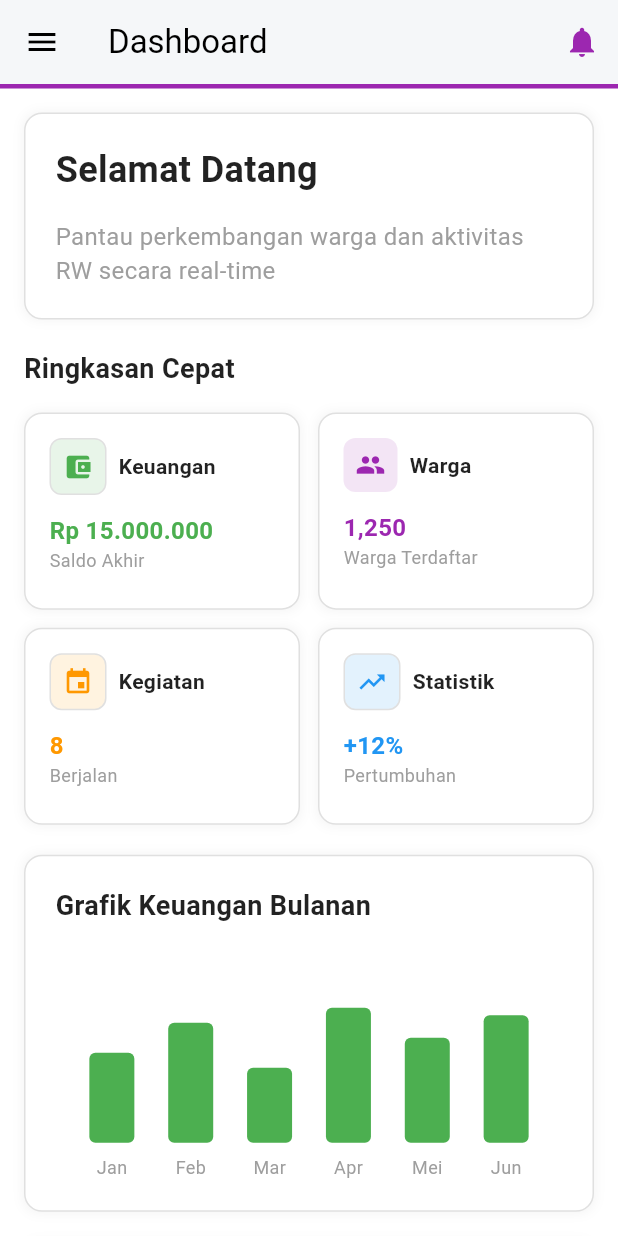
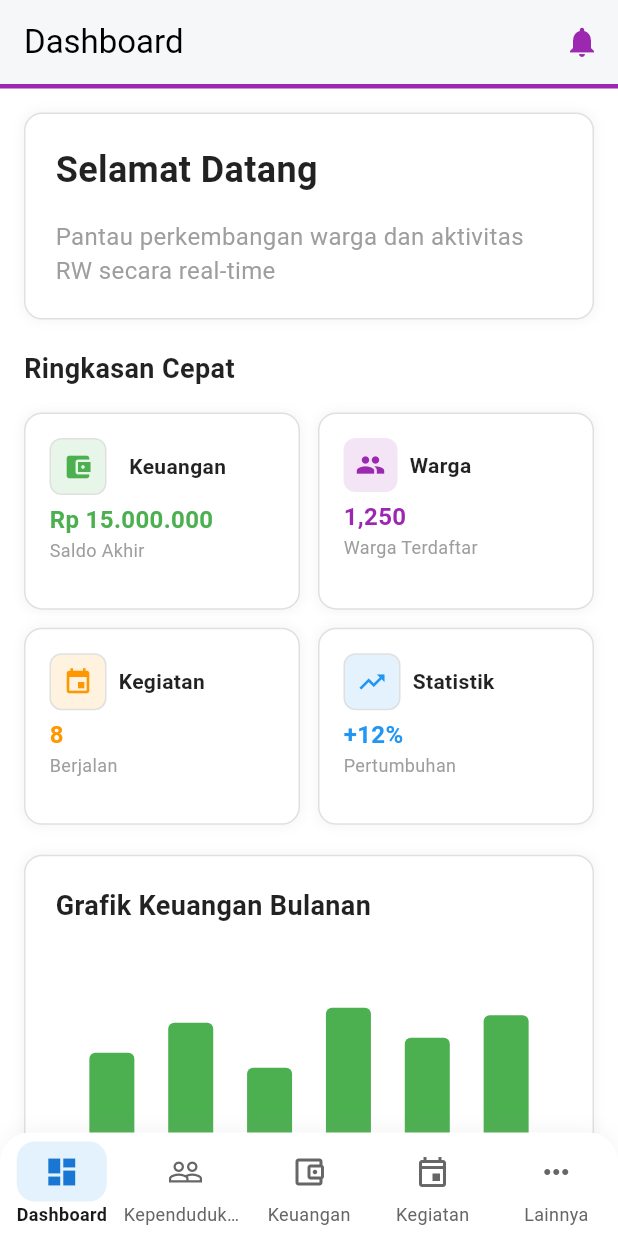
Before and after one commit to HaikalMuhammadRafli/jawara-four, a Flutter app: the screen it shows after launch, on a phone screen of 412 x 824 dp. Run offline on Flutter 3.47's test engine with Material 3 defaults, Android fonts, the phone set to English and light mode, and no system bars; our stand-ins replace go_router.

Commit message:
Change the app_drawer into a bottom navigation bar for a more clean and sleek UI

```diff
--- a/lib/pages/dashboard_page.dart
+++ b/lib/pages/dashboard_page.dart
@@ -1,5 +1,5 @@
 import 'package:flutter/material.dart';
-import '../widgets/app_drawer.dart';
+import '../widgets/bottom_navbar.dart';
 
 class DashboardPage extends StatelessWidget {
   const DashboardPage({super.key});
@@ -29,7 +29,7 @@ class DashboardPage extends StatelessWidget {
           ),
         ],
       ),
-      drawer: const AppDrawer(),
+      bottomNavigationBar: const BottomNavbar(),
       body: SingleChildScrollView(
         padding: const EdgeInsets.all(16),
         child: Column(
@@ -137,7 +137,7 @@ class DashboardPage extends StatelessWidget {
                         ),
                         child: Icon(Icons.account_balance_wallet, color: Colors.green, size: 20),
                       ),
-                      const SizedBox(width: 8),
+                      const SizedBox(width: 15),
                       const Text(
                         'Keuangan',
                         style: TextStyle(
@@ -148,7 +148,7 @@ class DashboardPage extends StatelessWidget {
                       ),
                     ],
                   ),
-                  const SizedBox(height: 12),
+                  const SizedBox(height: 5),
                   Text(
                     'Rp 15.000.000',
                     style: TextStyle(
@@ -206,7 +206,7 @@ class DashboardPage extends StatelessWidget {
                       ),
                     ],
                   ),
-                  const SizedBox(height: 12),
+                  const SizedBox(height: 5),
                   Text(
                     '1,250',
                     style: TextStyle(
@@ -264,7 +264,7 @@ class DashboardPage extends StatelessWidget {
                       ),
                     ],
                   ),
-                  const SizedBox(height: 12),
+                  const SizedBox(height: 5),
                   Text(
                     '8',
                     style: TextStyle(
@@ -323,7 +323,7 @@ class DashboardPage extends StatelessWidget {
                       ),
                     ],
                   ),
-                  const SizedBox(height: 12),
+                  const SizedBox(height: 5),
                   Text(
                     '+12%',
                     style: TextStyle(
--- a/lib/pages/kegiatan_and_broadcast/broadcast_page.dart
+++ b/lib/pages/kegiatan_and_broadcast/broadcast_page.dart
@@ -1,5 +1,5 @@
 import 'package:flutter/material.dart';
-import 'package:jawara_four/widgets/app_drawer.dart';
+import 'package:jawara_four/widgets/bottom_navbar.dart';
 
 import 'mocks/broadcast_mocks.dart';
 import 'models/broadcast_model.dart';
@@ -195,7 +195,7 @@ class _BroadcastPageState extends State<BroadcastPage> {
         ],
       ),
 
-      drawer: const AppDrawer(),
+      bottomNavigationBar: const BottomNavbar(),
       floatingActionButton: Container(
         decoration: BoxDecoration(
           borderRadius: BorderRadius.circular(16),
--- a/lib/pages/kegiatan_and_broadcast/kegiatan_page.dart
+++ b/lib/pages/kegiatan_and_broadcast/kegiatan_page.dart
@@ -1,5 +1,5 @@
 import 'package:flutter/material.dart';
-import 'package:jawara_four/widgets/app_drawer.dart';
+import 'package:jawara_four/widgets/bottom_navbar.dart';
 
 import 'mocks/kegiatan_mocks.dart';
 import 'models/kegiatan_model.dart';
@@ -114,7 +114,7 @@ class _KegiatanPageState extends State<KegiatanPage> {
         ],
       ),
 
-      drawer: const AppDrawer(),
+      bottomNavigationBar: const BottomNavbar(),
       floatingActionButton: Container(
         decoration: BoxDecoration(
           borderRadius: BorderRadius.circular(16),
--- a/lib/pages/kependudukan/kependudukan_page.dart
+++ b/lib/pages/kependudukan/kependudukan_page.dart
@@ -1,6 +1,6 @@
 import 'package:flutter/material.dart';
 import 'package:go_router/go_router.dart';
-import 'package:jawara_four/widgets/app_drawer.dart';
+import 'package:jawara_four/widgets/bottom_navbar.dart';
 
 class KependudukanPage extends StatelessWidget {
   const KependudukanPage({super.key});
@@ -28,7 +28,7 @@ class KependudukanPage extends StatelessWidget {
         ],
       ),
 
-      drawer: const AppDrawer(),
+      bottomNavigationBar: const BottomNavbar(),
       body: SingleChildScrollView(
         padding: const EdgeInsets.all(16),
         child: Column(
--- a/lib/pages/keuangan/keuangan_page.dart
+++ b/lib/pages/keuangan/keuangan_page.dart
@@ -1,6 +1,6 @@
 import 'package:flutter/material.dart';
 import 'package:go_router/go_router.dart';
-import 'package:jawara_four/widgets/app_drawer.dart';
+import 'package:jawara_four/widgets/bottom_navbar.dart';
 
 class KeuanganPage extends StatelessWidget {
   const KeuanganPage({super.key});
@@ -26,7 +26,7 @@ class KeuanganPage extends StatelessWidget {
           ),
         ],
       ),
-      drawer: const AppDrawer(),
+      bottomNavigationBar: const BottomNavbar(),
       body: SingleChildScrollView(
         padding: const EdgeInsets.all(16),
         child: Column(
--- a/lib/pages/log/log_aktifitas_page.dart
+++ b/lib/pages/log/log_aktifitas_page.dart
@@ -1,5 +1,5 @@
 import 'package:flutter/material.dart';
-import 'package:jawara_four/widgets/app_drawer.dart';
+import 'package:jawara_four/widgets/bottom_navbar.dart';
 
 class LogAktifitasPage extends StatelessWidget {
   const LogAktifitasPage({super.key});
@@ -29,7 +29,7 @@ class LogAktifitasPage extends StatelessWidget {
           IconButton(onPressed: () {}, icon: const Icon(Icons.search), color: Colors.purple),
         ],
       ),
-      drawer: AppDrawer(),
+      bottomNavigationBar: const BottomNavbar(),
       body: Padding(
         padding: const EdgeInsets.all(16.0),
         child: Column(
--- a/lib/pages/mutasi_keluarga/mutasi_keluarga_page.dart
+++ b/lib/pages/mutasi_keluarga/mutasi_keluarga_page.dart
@@ -1,5 +1,5 @@
 import 'package:flutter/material.dart';
-import 'package:jawara_four/widgets/app_drawer.dart';
+import 'package:jawara_four/widgets/bottom_navbar.dart';
 
 import 'mocks/mutasi_mocks.dart';
 import 'models/mutasi_model.dart';
@@ -31,7 +31,7 @@ class _MutasiKeluargaPageState extends State<MutasiKeluargaPage> {
         ],
       ),
 
-      drawer: AppDrawer(),
+      bottomNavigationBar: const BottomNavbar(),
       body: Column(
         children: [
           _buildSearchAndFilter(),
--- a/lib/pages/penerimaan_warga/penerimaan_warga_page.dart
+++ b/lib/pages/penerimaan_warga/penerimaan_warga_page.dart
@@ -1,5 +1,5 @@
 import 'package:flutter/material.dart';
-import 'package:jawara_four/widgets/app_drawer.dart';
+import 'package:jawara_four/widgets/bottom_navbar.dart';
 
 import 'mocks/penerimaan_warga_mocks.dart';
 import 'models/penerimaan_warga_model.dart';
@@ -32,7 +32,7 @@ class _PenerimaanWargaPageState extends State<PenerimaanWargaPage> {
           IconButton(onPressed: () {}, icon: const Icon(Icons.search), color: Colors.purple),
         ],
       ),
-      drawer: AppDrawer(),
+      bottomNavigationBar: const BottomNavbar(),
       body: Column(
         children: [
           _buildSearchAndFilter(),
--- a/lib/pages/pengguna/pengguna_page.dart
+++ b/lib/pages/pengguna/pengguna_page.dart
@@ -1,5 +1,5 @@
 import 'package:flutter/material.dart';
-import 'package:jawara_four/widgets/app_drawer.dart';
+import 'package:jawara_four/widgets/bottom_navbar.dart';
 
 class PenggunaPage extends StatefulWidget {
   const PenggunaPage({super.key});
@@ -189,7 +189,7 @@ class _PenggunaPageState extends State<PenggunaPage> {
           IconButton(onPressed: () {}, icon: const Icon(Icons.search), color: Colors.purple),
         ],
       ),
-      drawer: AppDrawer(),
+      bottomNavigationBar: const BottomNavbar(),
       floatingActionButton: Container(
         decoration: BoxDecoration(
           borderRadius: BorderRadius.circular(16),
--- a/lib/pages/pesan_warga/informasi_aspirasi_page.dart
+++ b/lib/pages/pesan_warga/informasi_aspirasi_page.dart
@@ -1,5 +1,5 @@
 import 'package:flutter/material.dart';
-import 'package:jawara_four/widgets/app_drawer.dart';
+import 'package:jawara_four/widgets/bottom_navbar.dart';
 
 import 'mocks/informasi_aspirasi_mocks.dart';
 import 'models/informasi_aspirasi_model.dart';
@@ -29,7 +29,7 @@ class _InformasiAspirasiPageState extends State<InformasiAspirasiPage> {
           child: Container(height: 3, color: Colors.purple),
         ),
       ),
-      drawer: AppDrawer(),
+      bottomNavigationBar: const BottomNavbar(),
       body: Column(
         children: [
           _buildSearchAndFilters(),
--- /dev/null
+++ b/lib/widgets/bottom_navbar.dart
@@ -0,0 +1,145 @@
+import 'package:flutter/material.dart';
+import 'package:go_router/go_router.dart';
+
+class BottomNavbar extends StatelessWidget {
+  const BottomNavbar({super.key});
+
+  @override
+  Widget build(BuildContext context) {
+    return Container(
+      decoration: BoxDecoration(
+        color: Colors.white,
+        borderRadius: const BorderRadius.only(
+          topLeft: Radius.circular(20),
+          topRight: Radius.circular(20),
+        ),
+        boxShadow: [
+          BoxShadow(
+            color: Colors.grey.withOpacity(0.1),
+            blurRadius: 10,
+            offset: const Offset(0, -2),
+          ),
+        ],
+      ),
+      child: BottomNavigationBar(
+        type: BottomNavigationBarType.fixed,
+        currentIndex: _getCurrentIndex(context),
+        onTap: (index) => _onTap(context, index),
+        backgroundColor: Colors.transparent,
+        elevation: 0,
+        selectedItemColor: const Color(0xFF1A1A1A),
+        unselectedItemColor: const Color(0xFF666666),
+        selectedLabelStyle: const TextStyle(fontSize: 12, fontWeight: FontWeight.w600),
+        unselectedLabelStyle: const TextStyle(fontSize: 12, fontWeight: FontWeight.w400),
+        items: [
+          _buildNavItem(Icons.dashboard_outlined, Icons.dashboard, 0, context),
+          _buildNavItem(Icons.people_outline, Icons.people, 1, context),
+          _buildNavItem(Icons.account_balance_wallet_outlined, Icons.account_balance_wallet, 2, context),
+          _buildNavItem(Icons.event_outlined, Icons.event, 3, context),
+          _buildNavItem(Icons.more_horiz_outlined, Icons.more_horiz, 4, context),
+        ],
+      ),
+    );
+  }
+
+  BottomNavigationBarItem _buildNavItem(IconData outlinedIcon, IconData filledIcon, int index, BuildContext context) {
+    final isActive = index == _getCurrentIndex(context);
+
+    return BottomNavigationBarItem(
+      icon: Container(
+        width: 60,
+        height: 40,
+        decoration: BoxDecoration(
+          color: isActive ? const Color(0xFFE3F2FD) : Colors.transparent,
+          borderRadius: BorderRadius.circular(12),
+        ),
+        child: Icon(
+          isActive ? filledIcon : outlinedIcon,
+          color: isActive ? const Color(0xFF1976D2) : const Color(0xFF666666),
+          size: 24,
+        ),
+      ),
+      label: _getLabel(index),
+    );
+  }
+
+  String _getLabel(int index) {
+    switch (index) {
+      case 0: return 'Dashboard';
+      case 1: return 'Kependudukan';
+      case 2: return 'Keuangan';
+      case 3: return 'Kegiatan';
+      case 4: return 'Lainnya';
+      default: return '';
+    }
+  }
+
+  int _getCurrentIndex(BuildContext context) {
+    final location = GoRouterState.of(context).fullPath;
+
+    if (location == '/dashboard') return 0;
+    if (location == '/kependudukan') return 1;
+    if (location == '/keuangan') return 2;
+    if (location == '/kegiatan' || location == '/broadcast') return 3;
+    if (location == '/informasi-aspirasi' ||
+        location == '/penerimaan-warga' ||
+        location == '/mutasi-keluarga' ||
+        location == '/log-aktifitas' ||
+        location == '/daftar-pengguna') return 4;
+
+    return 0;
+  }
+
+  void _onTap(BuildContext context, int index) {
+    switch (index) {
+      case 0:
+        context.goNamed('dashboard');
+        break;
+      case 1:
+        context.goNamed('kependudukan');
+        break;
+      case 2:
+        context.goNamed('keuangan');
+        break;
+      case 3:
+        context.goNamed('kegiatan');
+        break;
+      case 4:
+        _showAllMenus(context);
+        break;
+    }
+  }
+
+  void _showAllMenus(BuildContext context) {
+    showModalBottomSheet(
+      context: context,
+      builder: (context) => Container(
+        padding: const EdgeInsets.all(16),
+        child: Column(
+          mainAxisSize: MainAxisSize.min,
+          children: [
+            const Text('Semua Menu', style: TextStyle(fontSize: 18, fontWeight: FontWeight.bold)),
+            const SizedBox(height: 16),
+            _buildMenuTile(context, Icons.message, 'Pesan Warga', 'informasi-aspirasi'),
+            _buildMenuTile(context, Icons.person_add, 'Penerimaan Warga', 'penerimaan-warga'),
+            _buildMenuTile(context, Icons.swap_horiz, 'Mutasi Keluarga', 'mutasi-keluarga'),
+            _buildMenuTile(context, Icons.history, 'Log Aktifitas', 'log-aktifitas'),
+            _buildMenuTile(context, Icons.supervised_user_circle, 'Daftar Pengguna', 'daftar-pengguna'),
+            _buildMenuTile(context, Icons.broadcast_on_personal, 'Broadcast', 'broadcast'),
+          ],
+        ),
+      ),
+    );
+  }
+
+  Widget _buildMenuTile(BuildContext context, IconData icon, String title, String routeName) {
+    return ListTile(
+      leading: Icon(icon),
+      title: Text(title),
+      onTap: () {
+        Navigator.pop(context);
+        context.goNamed(routeName);
+      },
+    );
+  }
+}
```
Also changed, not shown: lib/widgets/app_drawer.dart (deleted, +0 -99 lines).
